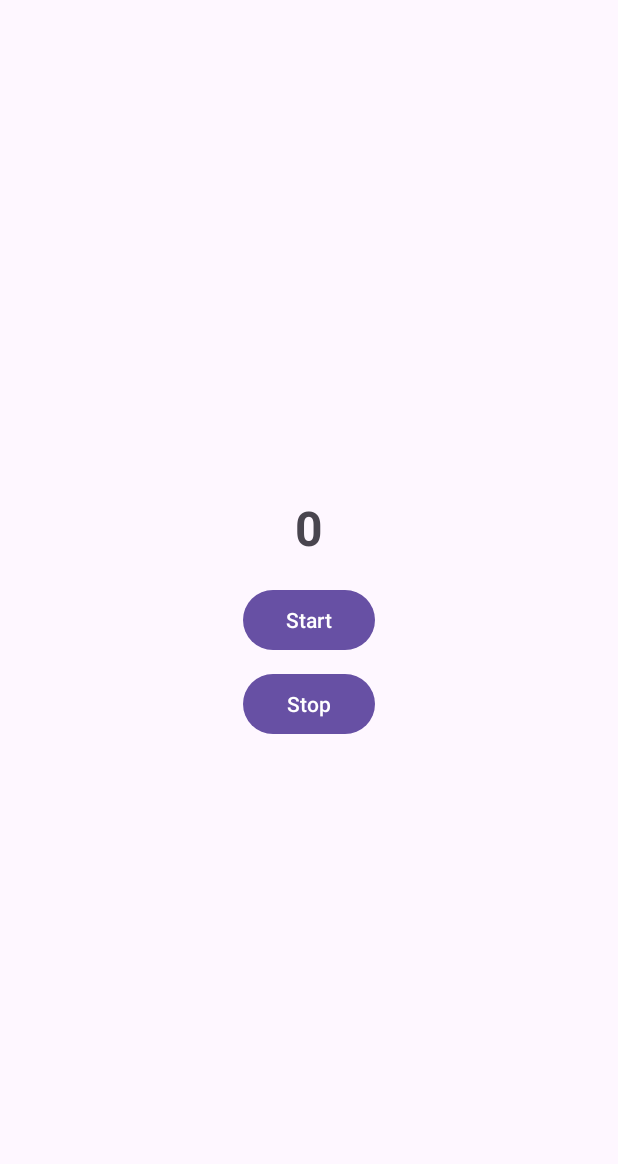
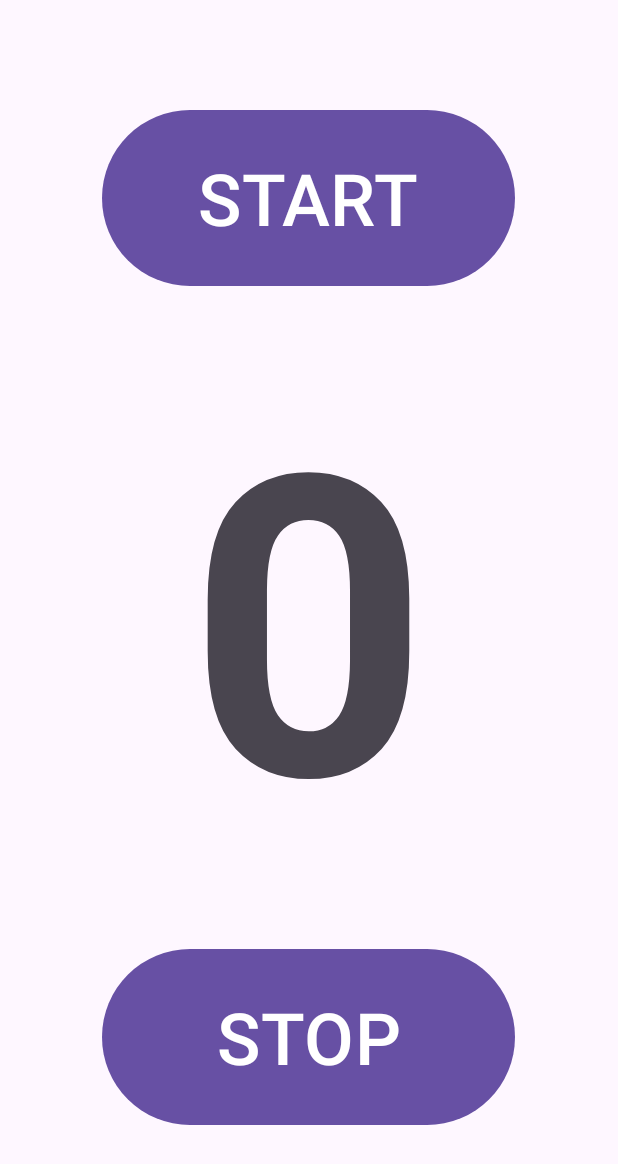
Before and after one commit to xvr6/cs4518, an Android app: the screen it shows after launch (MainActivity), on a phone screen of 412 x 824 dp. Shown: the top 1164 px of the screen. Run offline under Robolectric (Android 15) with nearby library versions, the phone set to English and light mode, and no system bars.

Commit message:
minor twaaks

```diff
--- a/labs/Lab 2/Part 3/StepCounter-starter/app/src/main/res/layout/activity_main.xml
+++ b/labs/Lab 2/Part 3/StepCounter-starter/app/src/main/res/layout/activity_main.xml
@@ -6,25 +6,27 @@
     android:gravity="center"
     android:padding="16dp">
 
+    <Button
+        android:id="@+id/buttonStart"
+        android:layout_width="275dp"
+        android:layout_height="125dp"
+        android:layout_marginBottom="26dp"
+        android:textSize="48sp"
+        android:text="START" />
+
     <TextView
         android:id="@+id/textViewCounter"
         android:layout_width="wrap_content"
         android:layout_height="wrap_content"
         android:text="0"
-        android:textSize="32sp"
-        android:textStyle="bold"/>
-
-    <Button
-        android:id="@+id/buttonStart"
-        android:layout_width="wrap_content"
-        android:layout_height="wrap_content"
-        android:text="Start"
-        android:layout_marginTop="16dp"/>
+        android:textSize="420px"
+        android:textStyle="bold" />
 
     <Button
         android:id="@+id/buttonStop"
-        android:layout_width="wrap_content"
-        android:layout_height="wrap_content"
-        android:text="Stop"
-        android:layout_marginTop="8dp"/>
+        android:layout_width="275dp"
+        android:layout_height="125dp"
+        android:layout_marginTop="36dp"
+        android:textSize="48dp"
+        android:text="STOP" />
 </LinearLayout>
```
Also changed, not shown: labs/Lab 2/Part 3/StepCounter-starter/app/src/main/java/edu/wpi/cs/cs4518/stepcounter_starter/StepCountingAlgorithm.kt (+21 -5 lines), 1 other file.
